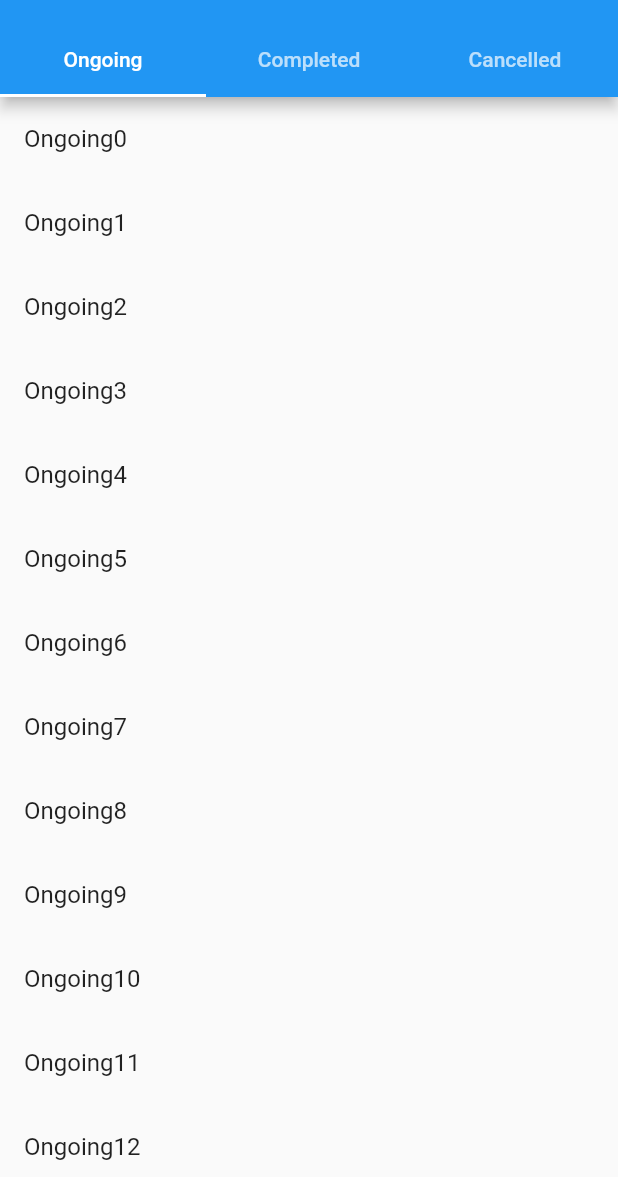
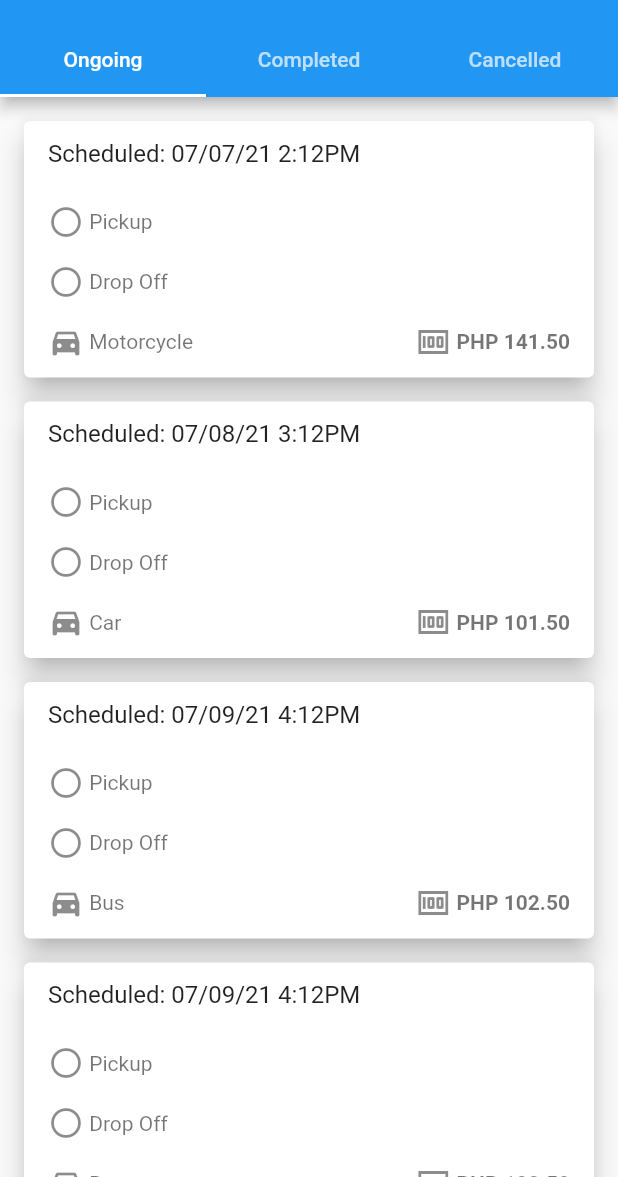
Before and after one commit to javiergenepaul/yoo, a Flutter app: the OrderPage screen opened directly, on a phone screen of 412 x 824 dp, the part 59-1236 px from its top. Run offline on Flutter 3.47's test engine with Material 2 defaults, Android fonts, the phone set to English and light mode, and no system bars; our stand-ins replace fl_chart.

Commit message:
Update Oder UI with List

```diff
--- /dev/null
+++ b/yoo_rider_account_page/lib/models/order_model.dart
@@ -0,0 +1,19 @@
+class OrderModel {
+  final String TransactionID;
+  final String Schedule;
+  final String Time;
+  final String Pickup;
+  final String DropOff;
+  final String Vehicle;
+  final double Rate;
+
+  OrderModel({
+    required this.TransactionID,
+    required this.Schedule,
+    required this.Time,
+    required this.Pickup,
+    required this.DropOff,
+    required this.Vehicle,
+    required this.Rate,
+  });
+}
--- a/yoo_rider_account_page/lib/screens/home_page.dart
+++ b/yoo_rider_account_page/lib/screens/home_page.dart
@@ -10,7 +10,7 @@ class _HomePageState extends State<HomePage> {
   Widget build(BuildContext context) {
     return Scaffold(
       appBar: AppBar(
-        title: Text("Home"),
+        title: Text("Yoo"),
       ),
       body: Center(
         child: Text("Home Page"),
--- a/yoo_rider_account_page/lib/screens/order_page.dart
+++ b/yoo_rider_account_page/lib/screens/order_page.dart
@@ -1,4 +1,7 @@
 import 'package:flutter/material.dart';
+import 'package:yoo_rider_account_page/widgets/order_cancelled_widget.dart';
+import 'package:yoo_rider_account_page/widgets/order_completed_widget.dart';
+import 'package:yoo_rider_account_page/widgets/order_ongoing_widgets.dart';
 
 class OrderPage extends StatefulWidget {
   @override
@@ -23,19 +26,12 @@ class _OrderPageState extends State<OrderPage> {
         ),
         body: TabBarView(
           children: <Widget>[
-            _buildListViewWithName('Ongoing'),
-            _buildListViewWithName('Completed'),
-            _buildListViewWithName('Cancelled'),
+            OrderOngoingWidget(),
+            OrderCompletedWidget(),
+            OrderCancelledWidget()
           ],
         ),
       ),
     );
   }
-
-  ListView _buildListViewWithName(String s) {
-    return ListView.builder(
-        itemBuilder: (context, index) => ListTile(
-              title: Text(s + '$index'),
-            ));
-  }
 }
--- /dev/null
+++ b/yoo_rider_account_page/lib/widgets/order_completed_widget.dart
@@ -0,0 +1,34 @@
+import 'package:flutter/material.dart';
+import 'package:yoo_rider_account_page/models/order_model.dart';
+import 'package:yoo_rider_account_page/widgets/order_completed_items_widget.dart';
+
+class OrderCompletedWidget extends StatelessWidget {
+  final List<OrderModel> sampleOrder = [
+    OrderModel(
+        TransactionID: "1234-56789",
+        Schedule: "07/07/21 ",
+        Time: "2:12PM",
+        Pickup: "Pickup",
+        DropOff: "Drop Off",
+        Vehicle: "Motorcycle",
+        Rate: 141.50),
+  ];
+
+  @override
+  Widget build(BuildContext context) {
+    return Scrollbar(
+      child: ListView.builder(
+        padding: EdgeInsets.all(8.0),
+        itemCount: sampleOrder.length,
+        itemBuilder: (ctx, i) => OrderCompletedItem(
+            sampleOrder[i].TransactionID,
+            sampleOrder[i].Schedule,
+            sampleOrder[i].Time,
+            sampleOrder[i].Pickup,
+            sampleOrder[i].DropOff,
+            sampleOrder[i].Vehicle,
+            sampleOrder[i].Rate),
+      ),
+    );
+  }
+}
--- /dev/null
+++ b/yoo_rider_account_page/lib/widgets/order_ongoing_items_widgets.dart
@@ -0,0 +1,107 @@
+import 'package:flutter/material.dart';
+import 'package:yoo_rider_account_page/screens/order_Ongoing_details_page.dart';
+
+class OrderOngoingItem extends StatefulWidget {
+  final String TransactionID;
+  final String Schedule;
+  final String Time;
+  final String Pickup;
+  final String DropOff;
+  final String Vehicle;
+  final double Rate;
+
+  OrderOngoingItem(
+    this.TransactionID,
+    this.Schedule,
+    this.Time,
+    this.Pickup,
+    this.DropOff,
+    this.Vehicle,
+    this.Rate,
+  );
+
+  @override
+  _State createState() => _State();
+}
+
+class _State extends State<OrderOngoingItem> {
+  @override
+  Widget build(BuildContext context) {
+    return Card(
+      elevation: 8.0,
+      margin: EdgeInsets.all(8.0),
+      child: Column(
+        children: <Widget>[
+          ListTile(
+            title: Padding(
+              padding: const EdgeInsets.only(top: 8.0, bottom: 8.0),
+              child: Column(
+                children: <Widget>[
+                  Row(
+                    children: <Widget>[
+                      Text("Scheduled: "),
+                      Text(widget.Schedule),
+                      Text(widget.Time)
+                    ],
+                  ),
+                ],
+              ),
+            ),
+            subtitle: Column(
+              children: <Widget>[
+                Padding(
+                  padding: const EdgeInsets.only(top: 16.0, bottom: 8.0),
+                  child: Row(
+                    children: <Widget>[
+                      Icon(Icons.circle_outlined),
+                      Text(' ' + widget.Pickup),
+                      Spacer()
+                    ],
+                  ),
+                ),
+                Padding(
+                  padding: const EdgeInsets.only(top: 8.0, bottom: 8.0),
+                  child: Row(
+                    children: <Widget>[
+                      Icon(Icons.circle_outlined),
+                      Text(' ' + widget.DropOff),
+                      Spacer()
+                    ],
+                  ),
+                ),
+                Padding(
+                  padding: const EdgeInsets.only(top: 8.0, bottom: 8.0),
+                  child: Row(
+                    children: <Widget>[
+                      Icon(Icons.directions_car_filled),
+                      Text(' ' + widget.Vehicle),
+                      Spacer(),
+                      Icon(Icons.money),
+                      Text(
+                        ' PHP ' + widget.Rate.toStringAsFixed(2),
+                        style: TextStyle(fontWeight: FontWeight.bold),
+                      )
+                    ],
+                  ),
+                ),
+              ],
+            ),
+            onTap: () {
+              Navigator.push(
+                  context,
+                  MaterialPageRoute(
+                      builder: (context) => OrderOngoingDetailsPage(
+                          widget.TransactionID,
+                          widget.Schedule,
+                          widget.Time,
+                          widget.Pickup,
+                          widget.DropOff,
+                          widget.Vehicle,
+                          widget.Rate)));
+            },
+          )
+        ],
+      ),
+    );
+  }
+}
--- /dev/null
+++ b/yoo_rider_account_page/lib/widgets/order_ongoing_widgets.dart
@@ -0,0 +1,66 @@
+import 'package:flutter/material.dart';
+import 'package:yoo_rider_account_page/models/order_model.dart';
+import 'package:yoo_rider_account_page/widgets/order_ongoing_items_widgets.dart';
+
+class OrderOngoingWidget extends StatelessWidget {
+  final List<OrderModel> sampleOrder = [
+    OrderModel(
+        TransactionID: "1234-56789",
+        Schedule: "07/07/21 ",
+        Time: "2:12PM",
+        Pickup: "Pickup",
+        DropOff: "Drop Off",
+        Vehicle: "Motorcycle",
+        Rate: 141.50),
+    OrderModel(
+        TransactionID: "1234-56789",
+        Schedule: "07/08/21 ",
+        Time: "3:12PM",
+        Pickup: "Pickup",
+        DropOff: "Drop Off",
+        Vehicle: "Car",
+        Rate: 101.50),
+    OrderModel(
+        TransactionID: "1234-56789",
+        Schedule: "07/09/21 ",
+        Time: "4:12PM",
+        Pickup: "Pickup",
+        DropOff: "Drop Off",
+        Vehicle: "Bus",
+        Rate: 102.50),
+    OrderModel(
+        TransactionID: "1234-56789",
+        Schedule: "07/09/21 ",
+        Time: "4:12PM",
+        Pickup: "Pickup",
+        DropOff: "Drop Off",
+        Vehicle: "Bus",
+        Rate: 102.50),
+    OrderModel(
+        TransactionID: "1234-56789",
+        Schedule: "07/09/21 ",
+        Time: "4:12PM",
+        Pickup: "Pickup",
+        DropOff: "Drop Off",
+        Vehicle: "Bus",
+        Rate: 102.50),
+  ];
+
+  @override
+  Widget build(BuildContext context) {
+    return Scrollbar(
+      child: ListView.builder(
+        padding: EdgeInsets.all(8.0),
+        itemCount: sampleOrder.length,
+        itemBuilder: (ctx, i) => OrderOngoingItem(
+            sampleOrder[i].TransactionID,
+            sampleOrder[i].Schedule,
+            sampleOrder[i].Time,
+            sampleOrder[i].Pickup,
+            sampleOrder[i].DropOff,
+            sampleOrder[i].Vehicle,
+            sampleOrder[i].Rate),
+      ),
+    );
+  }
+}
```
Also changed, not shown: yoo_rider_account_page/lib/screens/order_completed_details_page.dart (added, +23 -0 lines), yoo_rider_account_page/lib/screens/order_ongoing_details_page.dart (added, +41 -0 lines), yoo_rider_account_page/lib/widgets/order_cancelled_widget.dart (added, +8 -0 lines), yoo_rider_account_page/lib/widgets/order_completed_items_widget.dart (added, +107 -0 lines), yoo_rider_account_page/lib/widgets/order_cancelled_items_widget.dart (added), yoo_rider_account_page/pubspec.lock.
